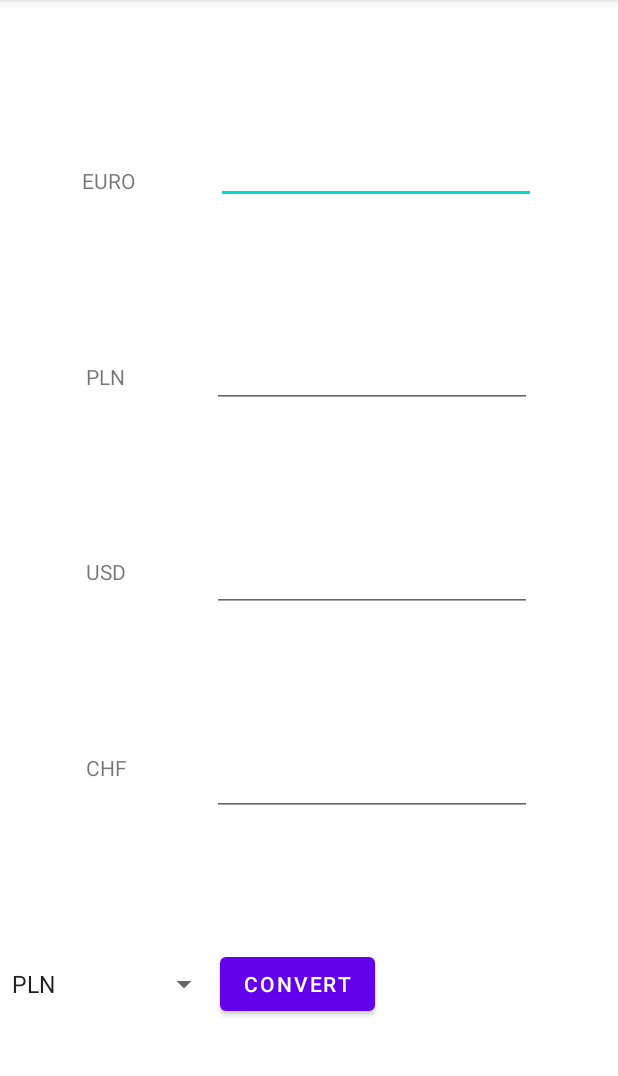
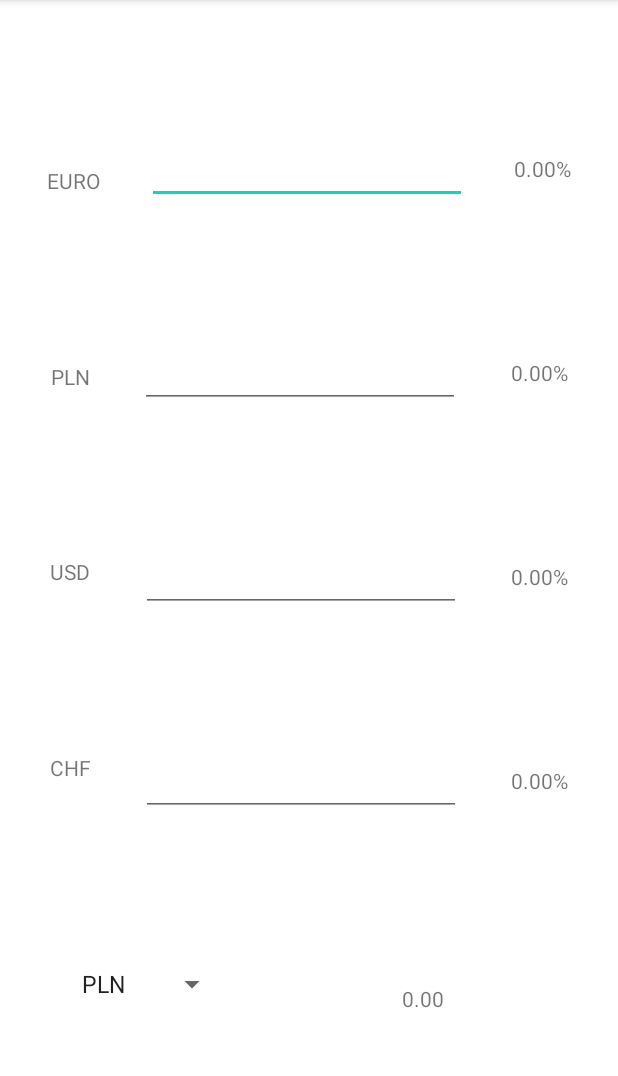
Before and after one commit to SebastianJanik/PamLab12, an Android app: the screen it shows after launch (MainActivity), on a phone screen of 412 x 824 dp, the part 84-1160 px from its top. Run offline under Robolectric (Android 15) with nearby library versions, the phone set to English and light mode, and no system bars; 3 statements that could not run were skipped.

Commit message:
Dokonczenie wyswietlania procentowej ilosci danej waluty

```diff
--- a/app/src/main/java/com/example/lab12/MainActivity.java
+++ b/app/src/main/java/com/example/lab12/MainActivity.java
@@ -3,7 +3,10 @@ package com.example.lab12;
 import androidx.appcompat.app.AppCompatActivity;
 
 import android.os.Bundle;
+import android.text.Editable;
+import android.text.TextWatcher;
 import android.view.View;
+import android.widget.AdapterView;
 import android.widget.ArrayAdapter;
 import android.widget.EditText;
 import android.widget.Spinner;
@@ -37,17 +40,83 @@ public class MainActivity extends AppCompatActivity {
         super.onCreate(savedInstanceState);
         setContentView(R.layout.activity_main);
 
+        EditText eur = (EditText) findViewById(R.id.euro_value);
+        EditText pln = (EditText) findViewById(R.id.pln_value);
+        EditText usd = (EditText) findViewById(R.id.usd_value);
+        EditText chf = (EditText) findViewById(R.id.chf_value);
+
+        eur.addTextChangedListener(new TextWatcher() {
+            @Override
+            public void beforeTextChanged(CharSequence charSequence, int i, int i1, int i2) {
+            }
+            @Override
+            public void onTextChanged(CharSequence charSequence, int i, int i1, int i2) {
+            }
+            @Override
+            public void afterTextChanged(Editable editable) {
+                convert();
+            }
+        });
+        pln.addTextChangedListener(new TextWatcher() {
+            @Override
+            public void beforeTextChanged(CharSequence charSequence, int i, int i1, int i2) {
+            }
+            @Override
+            public void onTextChanged(CharSequence charSequence, int i, int i1, int i2) {
+            }
+            @Override
+            public void afterTextChanged(Editable editable) {
+                convert();
+            }
+        });
+        usd.addTextChangedListener(new TextWatcher() {
+            @Override
+            public void beforeTextChanged(CharSequence charSequence, int i, int i1, int i2) {
+            }
+            @Override
+            public void onTextChanged(CharSequence charSequence, int i, int i1, int i2) {
+            }
+            @Override
+            public void afterTextChanged(Editable editable) {
+                convert();
+            }
+        });
+        chf.addTextChangedListener(new TextWatcher() {
+            @Override
+            public void beforeTextChanged(CharSequence charSequence, int i, int i1, int i2) {
+            }
+            @Override
+            public void onTextChanged(CharSequence charSequence, int i, int i1, int i2) {
+            }
+            @Override
+            public void afterTextChanged(Editable editable) {
+                convert();
+            }
+        });
         Spinner spinner = (Spinner) findViewById(R.id.spinner);
         ArrayAdapter<CharSequence> adapter = ArrayAdapter.createFromResource(this,
                 R.array.currencies, android.R.layout.simple_spinner_item);
         adapter.setDropDownViewResource(android.R.layout.simple_spinner_dropdown_item);
         spinner.setAdapter(adapter);
+        spinner.setOnItemSelectedListener(new AdapterView.OnItemSelectedListener(){
+            @Override
+            public void onItemSelected(AdapterView<?> adapterView, View view, int i, long l) {
+                convert();
+            }
+            @Override
+            public void onNothingSelected(AdapterView<?> adapterView) {
+            }
+        });
         getIPInfo();
 }
 
-    public void buttonPress(View view) {
+    public void convert() {
         Spinner spinner  = (Spinner) findViewById(R.id.spinner);
         TextView textView = (TextView) findViewById(R.id.sum);
+        TextView euro_p = (TextView) findViewById(R.id.euro_p);
+        TextView pln_p = (TextView) findViewById(R.id.pln_p);
+        TextView usd_p = (TextView) findViewById(R.id.usd_p);
+        TextView chf_p = (TextView) findViewById(R.id.chf_p);
         EditText eur = (EditText) findViewById(R.id.euro_value);
         EditText pln = (EditText) findViewById(R.id.pln_value);
         EditText usd = (EditText) findViewById(R.id.usd_value);
@@ -86,6 +155,18 @@ public class MainActivity extends AppCompatActivity {
 
         Double pocket = usdInPln + chfInPln + eurInPln + plnInPln;
 
+        if (pocket.equals(0.0)){
+            euro_p.setText("0.00%");
+            usd_p.setText("0.00%");
+            pln_p.setText("0.00%");
+            chf_p.setText("0.00%");
+        }else {
+            euro_p.setText(String.format("%.2f", (eurInPln / pocket) * 100) + "%");
+            usd_p.setText(String.format("%.2f", (usdInPln / pocket) * 100) + "%");
+            pln_p.setText(String.format("%.2f", (plnInPln / pocket) * 100) + "%");
+            chf_p.setText(String.format("%.2f", (chfInPln / pocket) * 100) + "%");
+        }
+
         if(actual_currency.equals ((String) "USD")){
             pocket = pocket/usd_rate;
         }
@@ -95,7 +176,6 @@ public class MainActivity extends AppCompatActivity {
         if(actual_currency.equals((String) "CHF")){
             pocket = pocket/chf_rate;
         }
-
         String strPocket = String.format("%.2f", pocket);
         textView.setText(strPocket);
     }
--- a/app/src/main/res/layout/activity_main.xml
+++ b/app/src/main/res/layout/activity_main.xml
@@ -24,7 +24,7 @@
         android:inputType="number"
         android:minHeight="48dp"
         app:layout_constraintBottom_toTopOf="@+id/pln_value"
-        app:layout_constraintEnd_toEndOf="parent"
+        app:layout_constraintEnd_toStartOf="@+id/euro_p"
         app:layout_constraintStart_toEndOf="@+id/euro_name"
         app:layout_constraintTop_toTopOf="parent"
         tools:ignore="SpeakableTextPresentCheck" />
@@ -47,7 +47,7 @@
         android:inputType="number"
         android:minHeight="48dp"
         app:layout_constraintBottom_toTopOf="@+id/usd_value"
-        app:layout_constraintEnd_toEndOf="parent"
+        app:layout_constraintEnd_toStartOf="@+id/pln_p"
         app:layout_constraintStart_toEndOf="@+id/pln_name"
         app:layout_constraintTop_toBottomOf="@+id/euro_value"
         tools:ignore="SpeakableTextPresentCheck" />
@@ -70,7 +70,7 @@
         android:inputType="number"
         android:minHeight="48dp"
         app:layout_constraintBottom_toTopOf="@+id/chf_value"
-        app:layout_constraintEnd_toEndOf="parent"
+        app:layout_constraintEnd_toStartOf="@+id/usd_p"
         app:layout_constraintStart_toEndOf="@+id/usd_name"
         app:layout_constraintTop_toBottomOf="@+id/pln_value"
         tools:ignore="SpeakableTextPresentCheck" />
@@ -92,42 +92,68 @@
         android:ems="10"
         android:inputType="number"
         android:minHeight="48dp"
-        app:layout_constraintBottom_toTopOf="@+id/button"
-        app:layout_constraintEnd_toEndOf="parent"
+        app:layout_constraintBottom_toTopOf="@+id/spinner"
+        app:layout_constraintEnd_toStartOf="@+id/chf_p"
         app:layout_constraintStart_toEndOf="@+id/chf_name"
         app:layout_constraintTop_toBottomOf="@+id/usd_value"
         tools:ignore="SpeakableTextPresentCheck" />
 
     <Spinner
         android:id="@+id/spinner"
-        android:layout_width="0dp"
+        android:layout_width="wrap_content"
         android:layout_height="48dp"
+        android:layout_marginEnd="32dp"
         app:layout_constraintBottom_toBottomOf="parent"
-        app:layout_constraintEnd_toStartOf="@+id/button"
+        app:layout_constraintEnd_toEndOf="parent"
+        app:layout_constraintHorizontal_bias="0.169"
         app:layout_constraintStart_toStartOf="parent"
         app:layout_constraintTop_toBottomOf="@+id/chf_value"
         tools:ignore="SpeakableTextPresentCheck" />
 
-    <Button
-        android:id="@+id/button"
+    <TextView
+        android:id="@+id/sum"
         android:layout_width="wrap_content"
         android:layout_height="48dp"
-        android:onClick="buttonPress"
-        android:text="@string/convert"
+        android:layout_marginTop="48dp"
         app:layout_constraintBottom_toBottomOf="parent"
-        app:layout_constraintEnd_toStartOf="@+id/sum"
+        app:layout_constraintEnd_toEndOf="parent"
         app:layout_constraintStart_toEndOf="@+id/spinner"
         app:layout_constraintTop_toBottomOf="@+id/chf_value" />
 
     <TextView
-        android:id="@+id/sum"
-        android:layout_width="0dp"
-        android:layout_height="48dp"
-        android:layout_marginStart="16dp"
-        android:layout_marginTop="48dp"
-        app:layout_constraintBottom_toBottomOf="parent"
+        android:id="@+id/euro_p"
+        android:layout_width="wrap_content"
+        android:layout_height="wrap_content"
+        app:layout_constraintBottom_toTopOf="@+id/pln_value"
         app:layout_constraintEnd_toEndOf="parent"
-        app:layout_constraintStart_toEndOf="@+id/button"
-        app:layout_constraintTop_toBottomOf="@+id/chf_value" />
+        app:layout_constraintStart_toEndOf="@+id/euro_value"
+        app:layout_constraintTop_toTopOf="parent" />
+
+    <TextView
+        android:id="@+id/pln_p"
+        android:layout_width="wrap_content"
+        android:layout_height="wrap_content"
+        app:layout_constraintBottom_toTopOf="@+id/usd_value"
+        app:layout_constraintEnd_toEndOf="parent"
+        app:layout_constraintStart_toEndOf="@+id/pln_value"
+        app:layout_constraintTop_toBottomOf="@+id/euro_value" />
+
+    <TextView
+        android:id="@+id/usd_p"
+        android:layout_width="wrap_content"
+        android:layout_height="wrap_content"
+        app:layout_constraintBottom_toTopOf="@+id/chf_value"
+        app:layout_constraintEnd_toEndOf="parent"
+        app:layout_constraintStart_toEndOf="@+id/usd_value"
+        app:layout_constraintTop_toBottomOf="@+id/pln_value" />
+
+    <TextView
+        android:id="@+id/chf_p"
+        android:layout_width="wrap_content"
+        android:layout_height="wrap_content"
+        app:layout_constraintBottom_toTopOf="@+id/spinner"
+        app:layout_constraintEnd_toEndOf="parent"
+        app:layout_constraintStart_toEndOf="@+id/chf_value"
+        app:layout_constraintTop_toBottomOf="@+id/usd_value" />
 
 </androidx.constraintlayout.widget.ConstraintLayout>
--- a/app/src/main/res/values/strings.xml
+++ b/app/src/main/res/values/strings.xml
@@ -5,6 +5,7 @@
     <string name="USD">USD</string>
     <string name="CHF">CHF</string>
     <string name="convert">Convert</string>
+    <string name="zero">0.00%</string>
     <string-array name="currencies">
         <item>PLN</item>
         <item>EURO</item>
```
